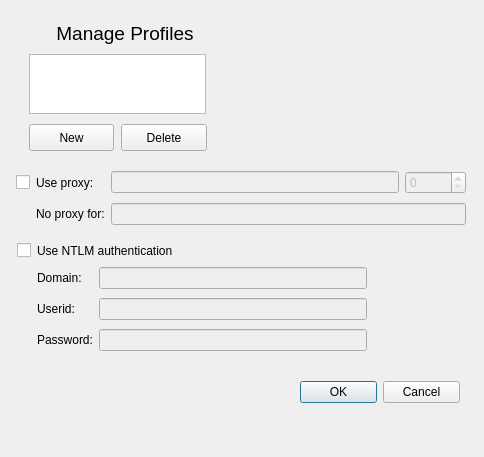
Before: the Qt Designer form profilemanager.ui in surlykke/proxymanager, drawn with Qt 5.
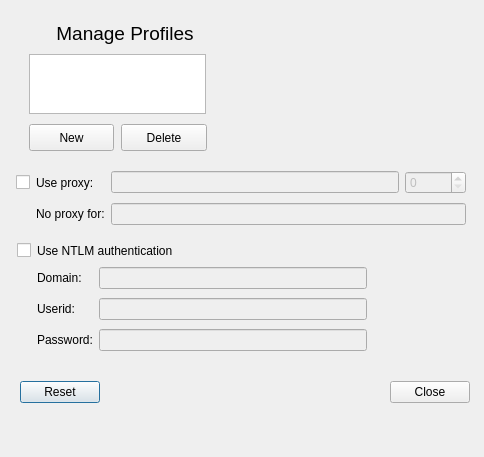
After: the same form once the commit is applied. Icons and pictures are not drawn.

What changed in the file:
```diff
--- a/profilemanager.ui
+++ b/profilemanager.ui
@@ -198,14 +198,14 @@
   <widget class="QDialogButtonBox" name="profileManagerButtonBox">
    <property name="geometry">
     <rect>
-     <x>300</x>
+     <x>20</x>
      <y>380</y>
-     <width>160</width>
+     <width>450</width>
      <height>25</height>
     </rect>
    </property>
    <property name="standardButtons">
-    <set>QDialogButtonBox::Cancel|QDialogButtonBox::Ok</set>
+    <set>QDialogButtonBox::Close|QDialogButtonBox::Reset</set>
    </property>
   </widget>
   <widget class="QPushButton" name="newProfileButton">
```
Left out of the diff: 27 changed lines with no effect on the pictures.
